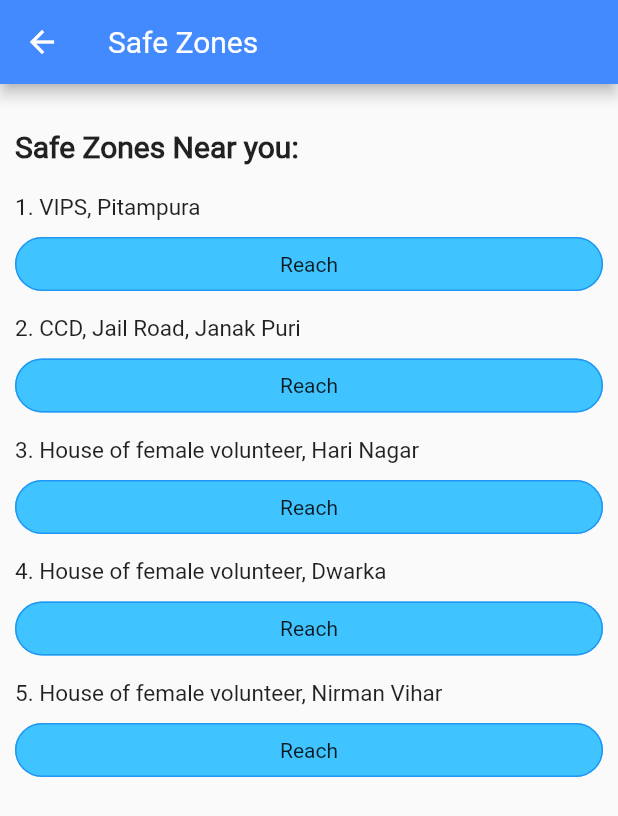
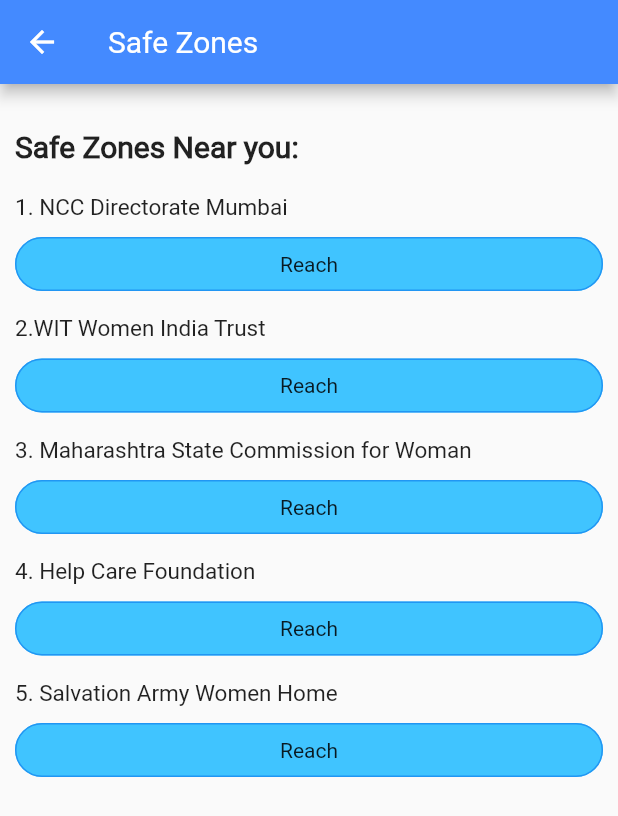
Before and after one commit to barkenikhil02/Suraksha, a Flutter app: the SafeZone screen opened directly, after a tap on "Reach", on a phone screen of 412 x 824 dp. Shown: the top 816 px of the screen. Run offline on Flutter 3.47's test engine with Material 2 defaults, Android fonts, the phone set to English and light mode, and no system bars; our stand-ins replace firebase_auth, geolocator, youtube_player_flutter; accounts and stored records are empty.

Commit message:
safezone is done

```diff
--- a/lib/Pages/SafeZone.dart
+++ b/lib/Pages/SafeZone.dart
@@ -29,7 +29,7 @@ class SafeZone extends StatelessWidget {
                 width: 20,
               ),
               Text(
-                '1. VIPS, Pitampura',
+                '1. NCC Directorate Mumbai',
                 style: TextStyle(
                   fontWeight: FontWeight.w500,
                   fontSize: 15,
@@ -46,7 +46,7 @@ class SafeZone extends StatelessWidget {
                     borderRadius: new BorderRadius.circular(18.0),
                     side: BorderSide(color: Colors.blue)),
                 onPressed: () {
-                  openMap(28.7209, 77.1415);
+                  openMap(18.941525, 72.828381);
                 },
               ),
               SizedBox(
@@ -54,7 +54,7 @@ class SafeZone extends StatelessWidget {
                 width: 10,
               ),
               Text(
-                '2. CCD, Jail Road, Janak Puri',
+                '2.WIT Women India Trust',
                 style: TextStyle(
                   fontWeight: FontWeight.w500,
                   fontSize: 15,
@@ -71,7 +71,7 @@ class SafeZone extends StatelessWidget {
                     borderRadius: new BorderRadius.circular(18.0),
                     side: BorderSide(color: Colors.blue)),
                 onPressed: () {
-                  openMap(28.627108, 77.092111);
+                  openMap(19.036828, 72.846166);
                 },
               ),
               SizedBox(
@@ -79,7 +79,7 @@ class SafeZone extends StatelessWidget {
                 width: 10,
               ),
               Text(
-                '3. House of female volunteer, Hari Nagar',
+                '3. Maharashtra State Commission for Woman',
                 style: TextStyle(
                   fontWeight: FontWeight.w500,
                   fontSize: 15,
@@ -96,7 +96,7 @@ class SafeZone extends StatelessWidget {
                     borderRadius: new BorderRadius.circular(18.0),
                     side: BorderSide(color: Colors.blue)),
                 onPressed: () {
-                  openMap(28.6261245, 77.1065026);
+                  openMap(19.055199, 72.847580);
                 },
               ),
               SizedBox(
@@ -104,7 +104,7 @@ class SafeZone extends StatelessWidget {
                 width: 10,
               ),
               Text(
-                '4. House of female volunteer, Dwarka',
+                '4. Help Care Foundation',
                 style: TextStyle(
                   fontWeight: FontWeight.w500,
                   fontSize: 15,
@@ -121,7 +121,7 @@ class SafeZone extends StatelessWidget {
                     borderRadius: new BorderRadius.circular(18.0),
                     side: BorderSide(color: Colors.blue)),
                 onPressed: () {
-                  openMap(28.5823, 77.0500);
+                  openMap(19.061659, 72.836603);
                 },
               ),
               SizedBox(
@@ -129,7 +129,7 @@ class SafeZone extends StatelessWidget {
                 width: 10,
               ),
               Text(
-                '5. House of female volunteer, Nirman Vihar',
+                '5. Salvation Army Women Home',
                 style: TextStyle(
                   fontWeight: FontWeight.w500,
                   fontSize: 15,
@@ -146,7 +146,7 @@ class SafeZone extends StatelessWidget {
                     borderRadius: new BorderRadius.circular(18.0),
                     side: BorderSide(color: Colors.blue)),
                 onPressed: () {
-                  openMap(28.6350, 77.2872);
+                  openMap(19.033554, 72.859424);
                 },
               ),
               SizedBox(
```
